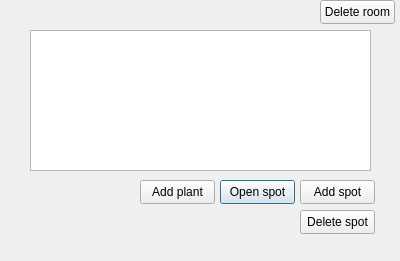
Qt form project/ui/room_view.ui (denzelxav/Plantfolio) before a commit.
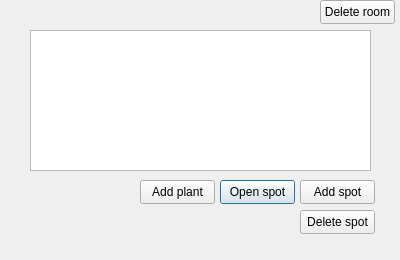
The same form after that commit.

Commit message: add spot window is now functional

Diff of the .ui file:
```diff
--- a/project/ui/room_view.ui
+++ b/project/ui/room_view.ui
@@ -7,7 +7,7 @@
     <x>0</x>
     <y>0</y>
     <width>400</width>
-    <height>261</height>
+    <height>260</height>
    </rect>
   </property>
   <property name="windowTitle">
```
The commit also changes 4 other files.
